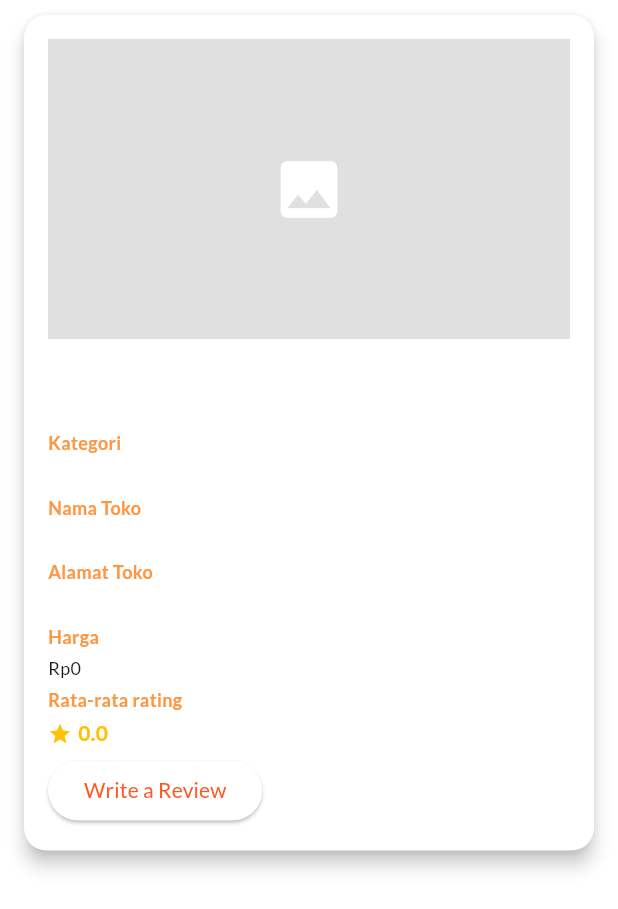
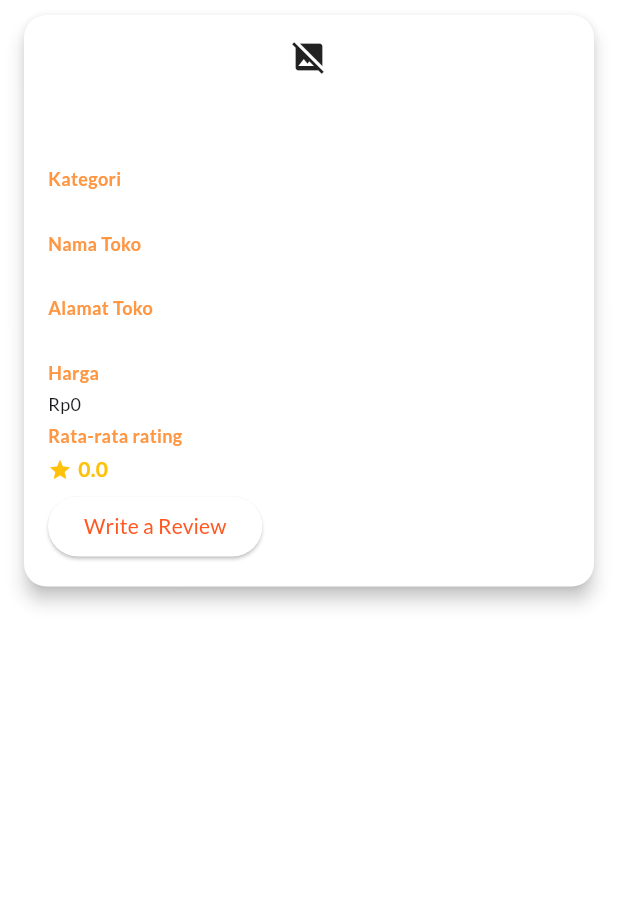
Before and after one commit to Kelompok-A06/olehBali-Mobile, a Flutter app: the ProductDetail widget shown alone on an empty page, opened directly with empty values, on a phone screen of 412 x 824 dp. Shown: the top 909 px of the screen. Run offline on Flutter 3.47's test engine with Material 3 defaults, Android fonts, the phone set to English and light mode, and no system bars; our stand-ins replace google_fonts, image_picker; missing offline and left inert: pbp_django_auth.

Commit message:
Make review support uploaded image

```diff
--- a/lib/katalog/screens/addproduct_form.dart
+++ b/lib/katalog/screens/addproduct_form.dart
@@ -220,7 +220,7 @@ class _AddProductFormState extends State<AddProductForm> {
                       }
 
                       final response = await request.postJson(
-                        "http://127.0.0.1:8000/api/add_product/",
+                        "https://muhammad-hibrizi-olehbali.pbp.cs.ui.ac.id/api/add_product/",
                         jsonEncode({
                           'nama': _nameController.text,
                           'kategori': _selectedCategory,
--- a/lib/reviews/widgets/product_detail.dart
+++ b/lib/reviews/widgets/product_detail.dart
@@ -18,10 +18,39 @@ class ProductDetail extends StatelessWidget {
     required this.onReviewSubmitted,
   });
 
+  Widget buildProductImage() {
+    if (product.fields.gambar.isNotEmpty) {
+      return Image.network(
+        product.fields.gambar,
+        height: 200,
+        width: double.infinity,
+        fit: BoxFit.cover,
+        errorBuilder: (context, error, stackTrace) {
+          return const Center(child: Icon(Icons.error));
+        },
+      );
+    } else if (product.fields.gambarFile.isNotEmpty) {
+      try {
+        final imageBytes = base64Decode(product.fields.gambarFile);
+        return Image.memory(
+          imageBytes,
+          height: 200,
+          width: double.infinity,
+          fit: BoxFit.cover,
+          errorBuilder: (context, error, stackTrace) {
+            return const Center(child: Icon(Icons.error));
+          },
+        );
+      } catch (e) {
+        return const Center(child: Icon(Icons.image_not_supported));
+      }
+    } else {
+      return const Center(child: Icon(Icons.image_not_supported));
+    }
+  }
+
   @override
   Widget build(BuildContext context) {
-    // Determine the image source (URL or local file path)
-    String imageUrl = product.fields.gambar.isNotEmpty ? product.fields.gambar : product.fields.gambarFile;
     final request = context.watch<CookieRequest>();
 
     return Card(
@@ -37,14 +66,7 @@ class ProductDetail extends StatelessWidget {
             crossAxisAlignment: CrossAxisAlignment.start,
             children: [
               // Image (URL or placeholder if no image)
-              imageUrl.isNotEmpty
-                  ? Image.network(imageUrl, width: double.infinity, height: 200, fit: BoxFit.cover)
-                  : Container(
-                    width: double.infinity,
-                    height: 200,
-                    color: Colors.grey[300],
-                    child: const Center(child: Icon(Icons.image, size: 50, color: Colors.white)),
-              ),
+              buildProductImage(),
               const SizedBox(height: 12),
               // Product Name
               Text(
```
